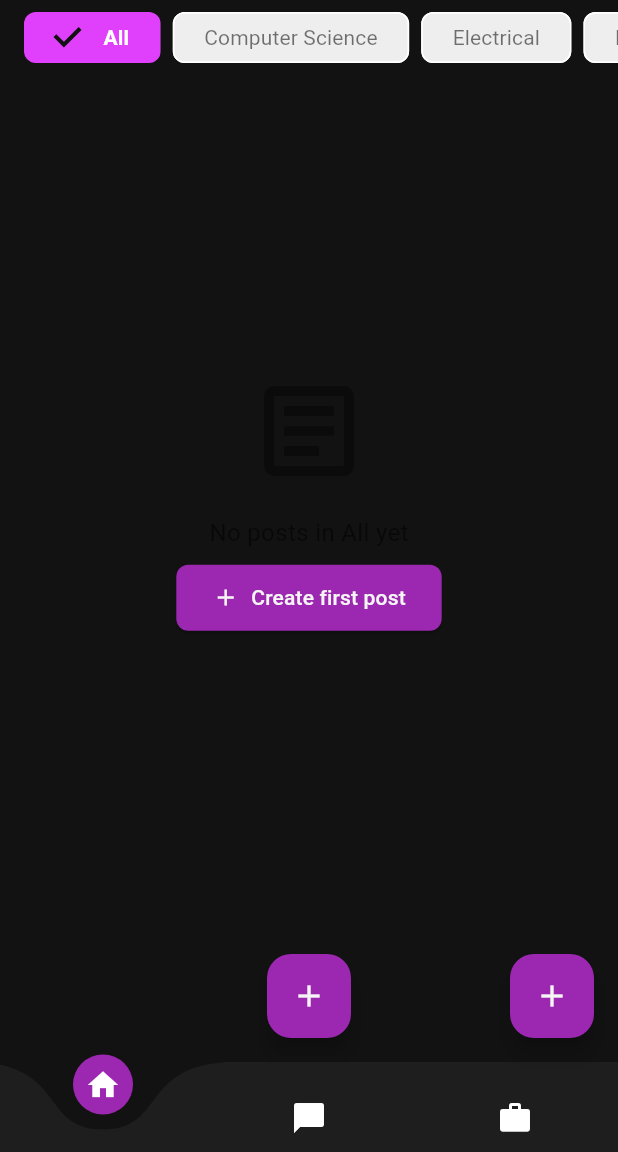
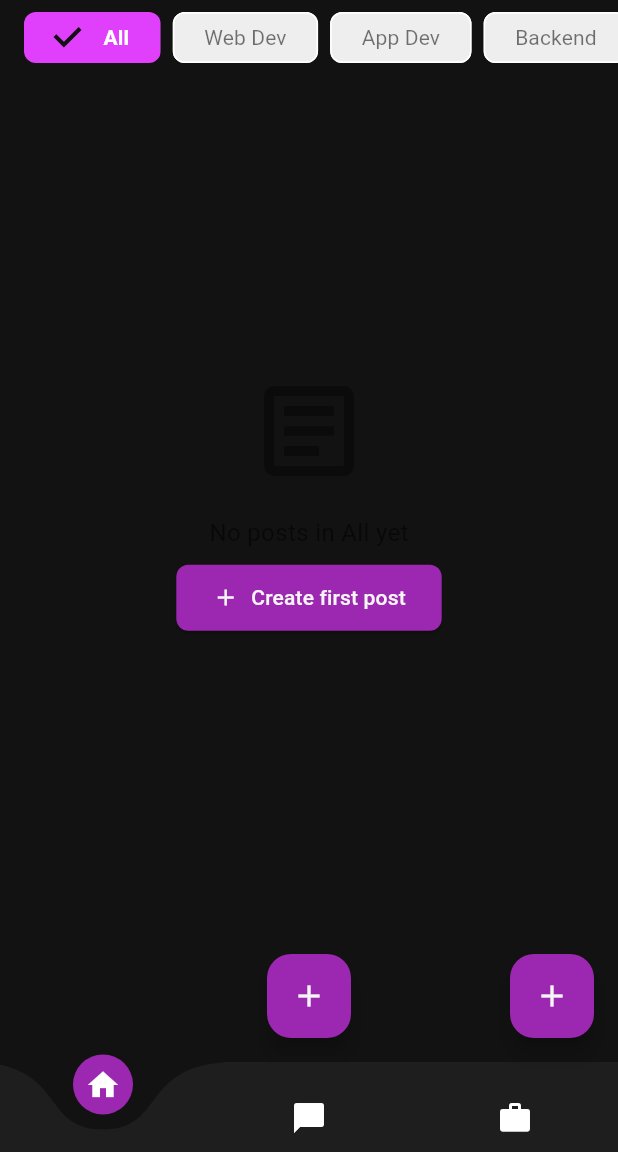
Before and after one commit to R4f4y04/community_app, a Flutter app: the Home screen opened by its route, on a phone screen of 412 x 824 dp, the part 84-1236 px from its top. Run offline on Flutter 3.47's test engine with Material 3 defaults, Android fonts, the phone set to English and light mode, and no system bars; drawn by our look-alikes of curved_navigation_bar; our stand-ins replace supabase_flutter; accounts and stored records are empty.

Commit message:
fixed feed screen, error was becs of dummy depts. some minor issues with feed still exist

```diff
--- a/lib/Screens/feed_screen.dart
+++ b/lib/Screens/feed_screen.dart
@@ -16,12 +16,17 @@ class _FeedScreenState extends State<FeedScreen> {
   String _selectedDepartment = "All";
   final List<String> _departments = [
     "All",
-    "Computer Science",
-    "Electrical",
-    "Mechanical",
-    "Civil",
-    "Business",
-    "Arts"
+    "Web Dev",
+    "App Dev",
+    "Backend",
+    "Design",
+    "Marketing",
+    "Finance",
+    "Fullstack",
+    "AI",
+    "Quality Assurance",
+    "Executive Council",
+    "Unassigned"
   ];
 
   // State variables
@@ -334,7 +339,7 @@ class _FeedScreenState extends State<FeedScreen> {
     String selectedDept = _departments.contains(_userDepartment)
         ? _userDepartment
         : _departments.firstWhere((dept) => dept != "All",
-            orElse: () => "Computer Science");
+            orElse: () => "Web Dev");
 
     showDialog(
       context: context,
@@ -401,13 +406,24 @@ class _FeedScreenState extends State<FeedScreen> {
                 try {
                   final deptResponse = await supabase
                       .from('department')
-                      .select(
-                          'departmentid') // Changed to lowercase 'departmentid'
-                      .eq('name', selectedDept) // Changed to lowercase 'name'
-                      .single();
+                      .select('departmentid')
+                      .eq('name', selectedDept)
+                      .maybeSingle();
+
+                  if (deptResponse == null) {
+                    if (mounted) {
+                      ScaffoldMessenger.of(context).showSnackBar(
+                        SnackBar(
+                            content:
+                                Text('Department "$selectedDept" not found.')),
+                      );
+                    }
+                    return;
+                  }
 
                   final departmentId = deptResponse['departmentid'] as int;
                   await _createNewPost(title, content, departmentId);
+                  debugPrint('Post created for departmentId: $departmentId');
                 } catch (e) {
                   debugPrint('Error getting department ID: $e');
                   if (mounted) {
```
